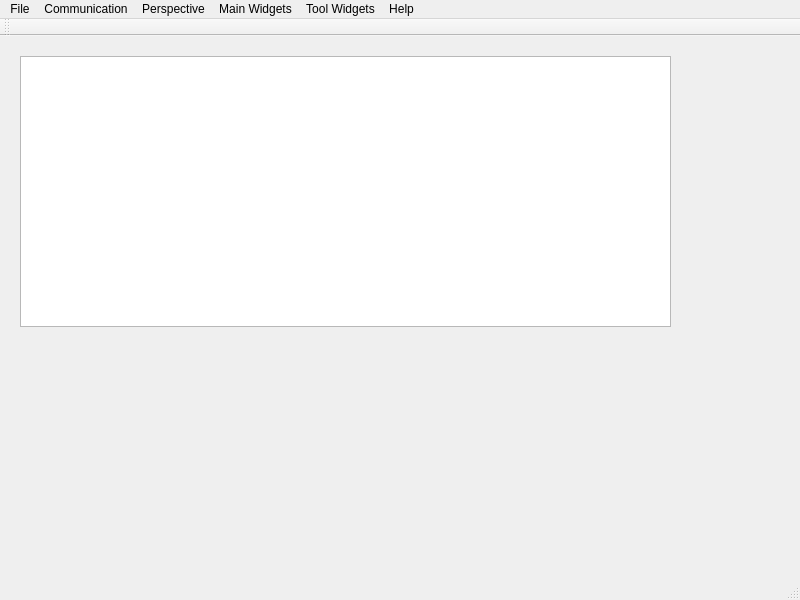
The window that src/ui/mainwindow.ui (tongvtdan/gcs) describes before a commit, drawn with Qt 5.
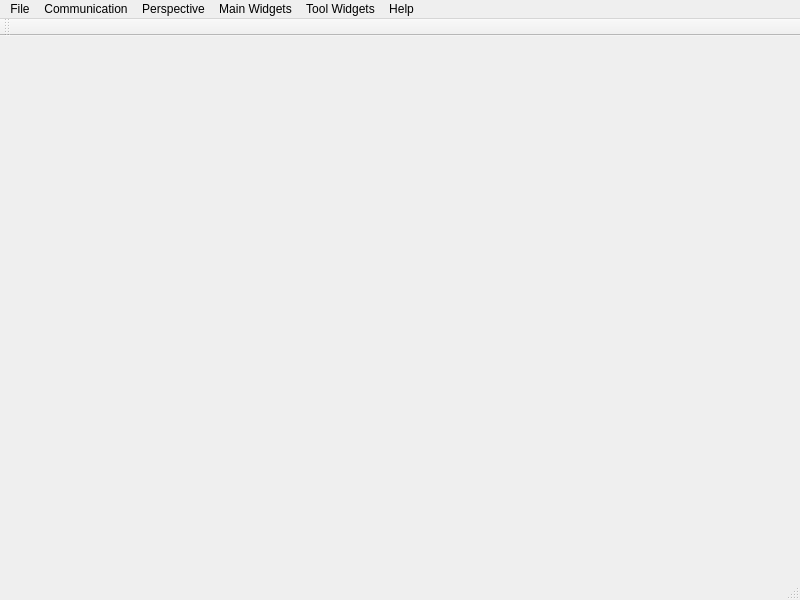
The same window after the commit. Icons and pictures are not drawn.

```diff
--- a/src/ui/mainwindow.ui
+++ b/src/ui/mainwindow.ui
@@ -17,18 +17,7 @@
    <iconset resource="../../gss_resources.qrc">
     <normaloff>:/files/images_icons/apps/globe.ico</normaloff>:/files/images_icons/apps/globe.ico</iconset>
   </property>
-  <widget class="QWidget" name="centralWidget">
-   <widget class="QPlainTextEdit" name="messageDisplay">
-    <property name="geometry">
-     <rect>
-      <x>20</x>
-      <y>20</y>
-      <width>651</width>
-      <height>271</height>
-     </rect>
-    </property>
-   </widget>
-  </widget>
+  <widget class="QWidget" name="centralWidget"/>
   <widget class="QMenuBar" name="menuBar">
    <property name="geometry">
     <rect>
```
Left out of the diff: 4 changed lines with no effect on the pictures.
